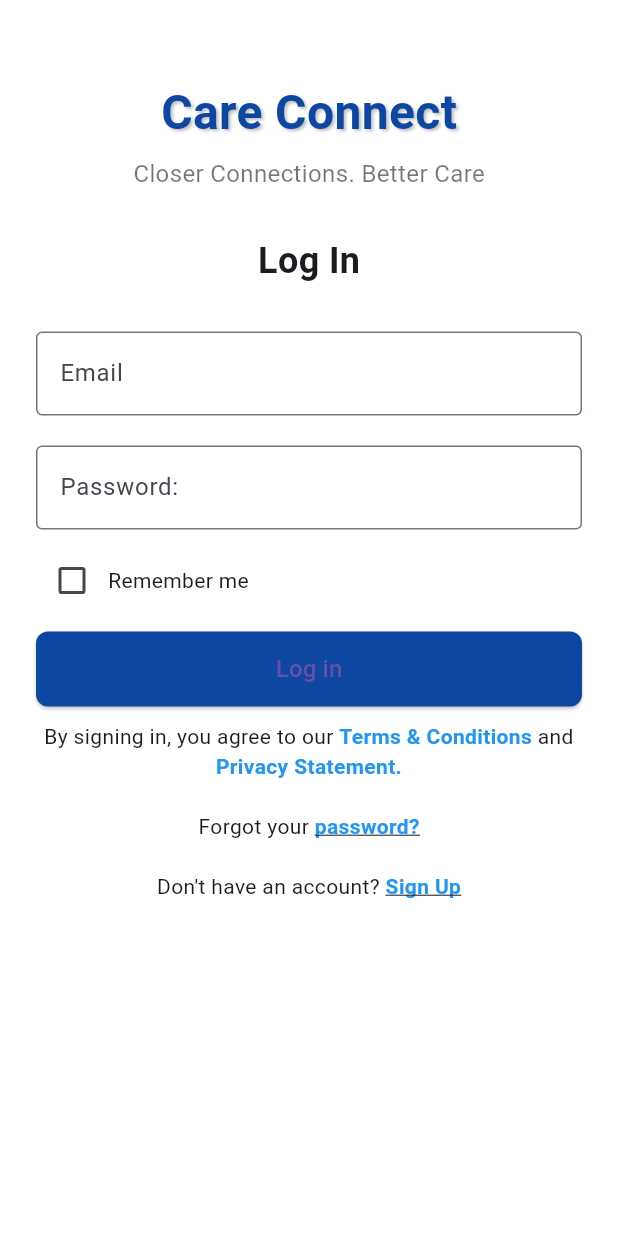
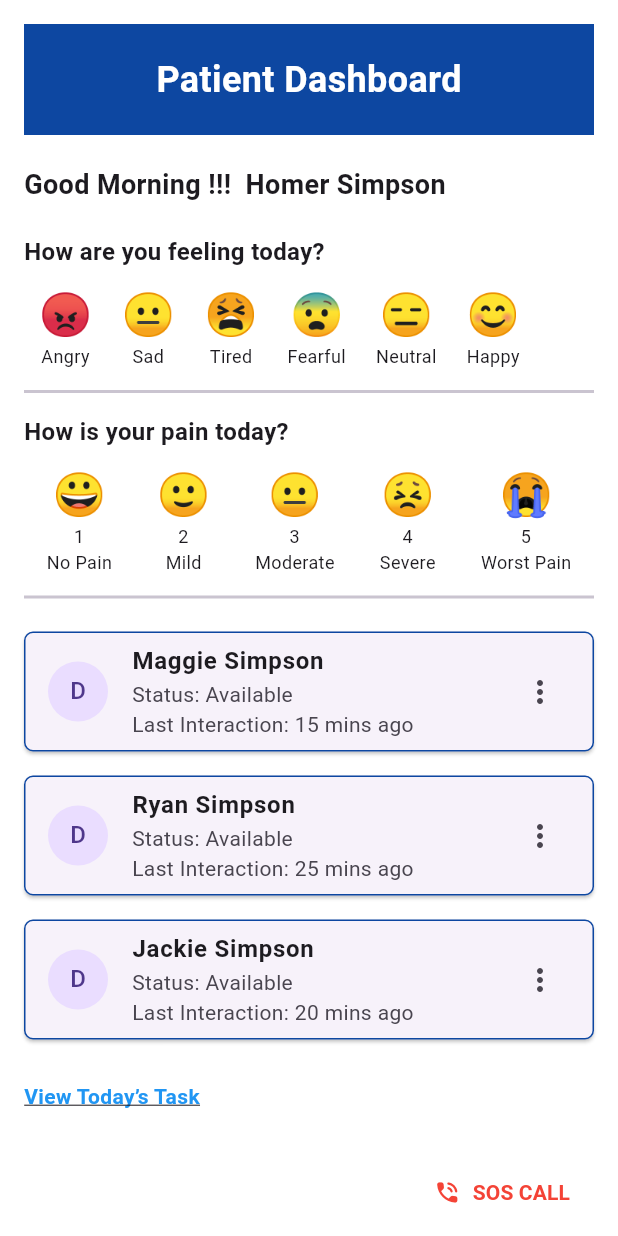
Before and after one commit to umgc/summer2025, a Flutter app: the LoginScreen screen opened directly, after a tap on "Log in", on a phone screen of 412 x 824 dp. Run offline on Flutter 3.47's test engine with Material 3 defaults, Android fonts, the phone set to English and light mode, and no system bars.

Commit message:
adding patient dashboard functionality, poslish the login screen and signup screen

```diff
--- a/lib/CaregiverSignUpScreen.dart
+++ b/lib/CaregiverSignUpScreen.dart
@@ -59,7 +59,15 @@ class _CaregiverSignUpScreenState extends State<CaregiverSignUpScreen> {
   @override
   Widget build(BuildContext context) {
     return Scaffold(
-      appBar: AppBar(title: const Text("Caregiver registration")),
+      backgroundColor: Colors.white,
+      appBar: AppBar(
+        title: const Text(
+          "Caregiver registration",
+          style: TextStyle(color: Colors.white),
+        ),
+        backgroundColor: Colors.blue.shade900,
+        iconTheme: const IconThemeData(color: Colors.white),
+      ),
       body: SafeArea(
         child: Form(
           key: _formKey,
@@ -73,7 +81,9 @@ class _CaregiverSignUpScreenState extends State<CaregiverSignUpScreen> {
                 child: Row(
                   children: [
                     ElevatedButton(
-                      style: ElevatedButton.styleFrom(backgroundColor: Colors.blue.shade900),
+                      style: ElevatedButton.styleFrom(backgroundColor: Colors.blue.shade900,
+                      foregroundColor: Colors.white,
+                      ),
                       onPressed: details.onStepContinue,
                       child: Text(_currentStep == 3 ? 'Complete Registration' : 'Continue'),
                     ),
--- a/lib/login_screen.dart
+++ b/lib/login_screen.dart
@@ -1,6 +1,7 @@
 import 'package:flutter/material.dart';
 import 'package:care_connect_app/sign_up_screen.dart';
 import 'package:care_connect_app/reset_password_screen.dart';
+import 'package:care_connect_app/patient_dashboard.dart';
 
 class LoginScreen extends StatelessWidget {
   const LoginScreen({super.key});
@@ -77,8 +78,13 @@ class LoginScreen extends StatelessWidget {
                       borderRadius: BorderRadius.circular(8),
                     ),
                   ),
-                  onPressed: () {},
-                  child: const Text('Log in', style: TextStyle(fontSize: 16)),
+                  onPressed: () {
+                    Navigator.push(
+                      context,
+                      MaterialPageRoute(builder: (context) => const PatientDashboard()),
+                    );
+                  },
+                  child: const Text('Log in', style: TextStyle(fontSize: 16, color: Colors.white)),
                 ),
               ),
               const SizedBox(height: 10),
--- /dev/null
+++ b/lib/patient_dashboard.dart
@@ -0,0 +1,174 @@
+import 'package:flutter/material.dart';
+
+class PatientDashboard extends StatelessWidget {
+  const PatientDashboard({super.key});
+
+  @override
+  Widget build(BuildContext context) {
+    final caregivers = [
+      {'name': 'Maggie Simpson', 'status': 'Available', 'lastSeen': '15 mins ago'},
+      {'name': 'Ryan Simpson', 'status': 'Available', 'lastSeen': '25 mins ago'},
+      {'name': 'Jackie Simpson', 'status': 'Available', 'lastSeen': '20 mins ago'},
+    ];
+
+    return Scaffold(
+      backgroundColor: Colors.white,
+      body: SafeArea(
+        child: SingleChildScrollView(
+          padding: const EdgeInsets.all(16),
+          child: Column(
+            crossAxisAlignment: CrossAxisAlignment.start,
+            children: [
+              // Dashboard Header
+              Container(
+                color: Colors.blue.shade900,
+                padding: const EdgeInsets.symmetric(vertical: 20),
+                width: double.infinity,
+                child: const Center(
+                  child: Text(
+                    'Patient Dashboard',
+                    style: TextStyle(fontSize: 24, fontWeight: FontWeight.bold, color: Colors.white),
+                  ),
+                ),
+              ),
+              const SizedBox(height: 20),
+              const Text(
+                'Good Morning !!!  Homer Simpson',
+                style: TextStyle(fontSize: 18, fontWeight: FontWeight.w600),
+              ),
+              const SizedBox(height: 20),
+
+              // Mood Section
+              const Text('How are you feeling today?', style: TextStyle(fontSize: 16, fontWeight: FontWeight.bold)),
+              const SizedBox(height: 10),
+              SingleChildScrollView(
+                scrollDirection: Axis.horizontal,
+                child: Row(
+                  children: const [
+                    EmojiLabel(emoji: '😡', label: 'Angry'),
+                    EmojiLabel(emoji: '😐', label: 'Sad'),
+                    EmojiLabel(emoji: '😫', label: 'Tired'),
+                    EmojiLabel(emoji: '😨', label: 'Fearful'),
+                    EmojiLabel(emoji: '😑', label: 'Neutral'),
+                    EmojiLabel(emoji: '😊', label: 'Happy'),
+                  ],
+                ),
+              ),
+              const Divider(height: 30, thickness: 2),
+
+              // Pain Scale
+              const Text('How is your pain today?', style: TextStyle(fontSize: 16, fontWeight: FontWeight.bold)),
+              const SizedBox(height: 10),
+              Row(
+                mainAxisAlignment: MainAxisAlignment.spaceAround,
+                children: const [
+                  PainEmojiLabel(emoji: '😀', label: '1\nNo Pain'),
+                  PainEmojiLabel(emoji: '🙂', label: '2\nMild'),
+                  PainEmojiLabel(emoji: '😐', label: '3\nModerate'),
+                  PainEmojiLabel(emoji: '😣', label: '4\nSevere'),
+                  PainEmojiLabel(emoji: '😭', label: '5\nWorst Pain'),
+                ],
+              ),
+              const Divider(height: 30, thickness: 2),
+
+              // Caregivers
+              ...caregivers.map((c) => CaregiverCard(
+                name: c['name']!,
+                status: c['status']!,
+                lastInteraction: c['lastSeen']!,
+              )),
+
+              const SizedBox(height: 20),
+
+              // Task Link
+              GestureDetector(
+                onTap: () {},
+                child: const Text(
+                  'View Today’s Task',
+                  style: TextStyle(color: Colors.blue, decoration: TextDecoration.underline, fontWeight: FontWeight.bold),
+                ),
+              ),
+
+              const SizedBox(height: 30),
+
+              // SOS Button
+              Align(
+                alignment: Alignment.bottomRight,
+                child: TextButton.icon(
+                  onPressed: () {},
+                  icon: const Icon(Icons.phone_in_talk_rounded, color: Colors.red),
+                  label: const Text('SOS CALL', style: TextStyle(color: Colors.red, fontWeight: FontWeight.bold)),
+                ),
+              )
+            ],
+          ),
+        ),
+      ),
+    );
+  }
+}
+
+class EmojiLabel extends StatelessWidget {
+  final String emoji;
+  final String label;
+
+  const EmojiLabel({super.key, required this.emoji, required this.label});
+
+  @override
+  Widget build(BuildContext context) {
+    return Padding(
+      padding: const EdgeInsets.symmetric(horizontal: 10),
+      child: Column(
+        children: [
+          Text(emoji, style: const TextStyle(fontSize: 28)),
+          Text(label, style: const TextStyle(fontSize: 12)),
+        ],
+      ),
+    );
+  }
+}
+
+class PainEmojiLabel extends StatelessWidget {
+  final String emoji;
+  final String label;
+
+  const PainEmojiLabel({super.key, required this.emoji, required this.label});
+
+  @override
+  Widget build(BuildContext context) {
+    return Column(
+      children: [
+        Text(emoji, style: const TextStyle(fontSize: 28)),
+        Text(label, textAlign: TextAlign.center, style: const TextStyle(fontSize: 12)),
+      ],
+    );
+  }
+}
+
+class CaregiverCard extends StatelessWidget {
+  final String name;
+  final String status;
+  final String lastInteraction;
+
+  const CaregiverCard({
+    super.key,
+    required this.name,
+    required this.status,
+    required this.lastInteraction,
+  });
+
+  @override
+  Widget build(BuildContext context) {
+    return Card(
+      elevation: 1,
+      margin: const EdgeInsets.symmetric(vertical: 8),
+      shape: RoundedRectangleBorder(side: BorderSide(color: Colors.blue.shade900), borderRadius: BorderRadius.circular(6)),
+      child: ListTile(
+        leading: const CircleAvatar(child: Text("D")),
+        title: Text(name, style: const TextStyle(fontWeight: FontWeight.bold)),
+        subtitle: Text('Status: $status\nLast Interaction: $lastInteraction'),
+        trailing: const Icon(Icons.more_vert),
+      ),
+    );
+  }
+}
--- a/lib/sign_up_screen.dart
+++ b/lib/sign_up_screen.dart
@@ -4,10 +4,10 @@ class sign_up_screen extends StatefulWidget {
   const sign_up_screen({super.key});
 
   @override
-  State<sign_up_screen> createState() => _SignUpScreenState();
+  State<sign_up_screen> createState() => _sign_up_screenState();
 }
 
-class _SignUpScreenState extends State<sign_up_screen> {
+class _sign_up_screenState extends State<sign_up_screen> {
   int _currentStep = 0;
   final _formKey = GlobalKey<FormState>();
 
@@ -44,11 +44,12 @@ class _SignUpScreenState extends State<sign_up_screen> {
 
   @override
   Widget build(BuildContext context) {
-    const darkBlue = Color(0xFF0D47A1);
+    final Color darkBlue = Colors.blue.shade900;
 
     return Scaffold(
+      backgroundColor: Colors.white,
       appBar: AppBar(
-        title: const Text("Patient registration"),
+        title: const Text("Patient Registration"),
         backgroundColor: darkBlue,
       ),
       body: SafeArea(
@@ -89,21 +90,9 @@ class _SignUpScreenState extends State<sign_up_screen> {
                   isActive: _currentStep >= 0,
                   content: Column(
                     children: [
-                      TextFormField(
-                        controller: _firstNameController,
-                        decoration: const InputDecoration(labelText: 'First Name'),
-                      ),
-                      TextFormField(
-                        controller: _lastNameController,
-                        decoration: const InputDecoration(labelText: 'Last Name'),
-                      ),
-                      TextFormField(
-                        controller: _dobController,
-                        decoration: const InputDecoration(
-                          labelText: 'Date of birth',
-                          hintText: 'mm/dd/yyyy',
-                        ),
-                      ),
+                      TextFormField(controller: _firstNameController, decoration: const InputDecoration(labelText: 'First Name')),
+                      TextFormField(controller: _lastNameController, decoration: const InputDecoration(labelText: 'Last Name')),
+                      TextFormField(controller: _dobController, decoration: const InputDecoration(labelText: 'Date of Birth', hintText: 'mm/dd/yyyy')),
                     ],
                   ),
                 ),
@@ -112,26 +101,11 @@ class _SignUpScreenState extends State<sign_up_screen> {
                   isActive: _currentStep >= 1,
                   content: Column(
                     children: [
-                      TextFormField(
-                        controller: _addressController,
-                        decoration: const InputDecoration(labelText: 'Address'),
-                      ),
-                      TextFormField(
-                        controller: _cityController,
-                        decoration: const InputDecoration(labelText: 'City'),
-                      ),
-                      TextFormField(
-                        controller: _stateController,
-                        decoration: const InputDecoration(labelText: 'State'),
-                      ),
-                      TextFormField(
-                        controller: _zipController,
-                        decoration: const InputDecoration(labelText: 'ZIP Code'),
-                      ),
-                      TextFormField(
-                        controller: _phoneController,
-                        decoration: const InputDecoration(labelText: 'Phone Number'),
-                      ),
+                      TextFormField(controller: _addressController, decoration: const InputDecoration(labelText: 'Address')),
+                      TextFormField(controller: _cityController, decoration: const InputDecoration(labelText: 'City')),
+                      TextFormField(controller: _stateController, decoration: const InputDecoration(labelText: 'State')),
+                      TextFormField(controller: _zipController, decoration: const InputDecoration(labelText: 'ZIP Code')),
+                      TextFormField(controller: _phoneController, decoration: const InputDecoration(labelText: 'Phone Number')),
                     ],
                   ),
                 ),
@@ -140,35 +114,18 @@ class _SignUpScreenState extends State<sign_up_screen> {
                   isActive: _currentStep >= 2,
                   content: Column(
                     children: [
-                      TextFormField(
-                        controller: _emailController,
-                        decoration: const InputDecoration(labelText: 'Email'),
-                      ),
-                      TextFormField(
-                        controller: _passwordController,
-                        obscureText: true,
-                        decoration: const InputDecoration(labelText: 'Password'),
-                      ),
-                      TextFormField(
-                        controller: _confirmPasswordController,
-                        obscureText: true,
-                        decoration: const InputDecoration(labelText: 'Confirm Password'),
-                      ),
+                      TextFormField(controller: _emailController, decoration: const InputDecoration(labelText: 'Email')),
+                      TextFormField(controller: _passwordController, obscureText: true, decoration: const InputDecoration(labelText: 'Password')),
+                      TextFormField(controller: _confirmPasswordController, obscureText: true, decoration: const InputDecoration(labelText: 'Confirm Password')),
                       const SizedBox(height: 10),
-                      Align(
-                        alignment: Alignment.centerLeft,
-                        child: Row(
-                          crossAxisAlignment: CrossAxisAlignment.start,
-                          children: [
-                            Checkbox(value: true, onChanged: (val) {}),
-                            Expanded(
-                              child: Text(
-                                "I understand and agree to the Terms & Conditions and Privacy Policy.",
-                                style: Theme.of(context).textTheme.bodyMedium,
-                              ),
-                            ),
-                          ],
-                        ),
+                      Row(
+                        crossAxisAlignment: CrossAxisAlignment.start,
+                        children: [
+                          Checkbox(value: true, onChanged: (val) {}),
+                          const Expanded(
+                            child: Text("I understand and agree to the Terms & Conditions and Privacy Policy."),
+                          ),
+                        ],
                       ),
                     ],
                   ),
```
